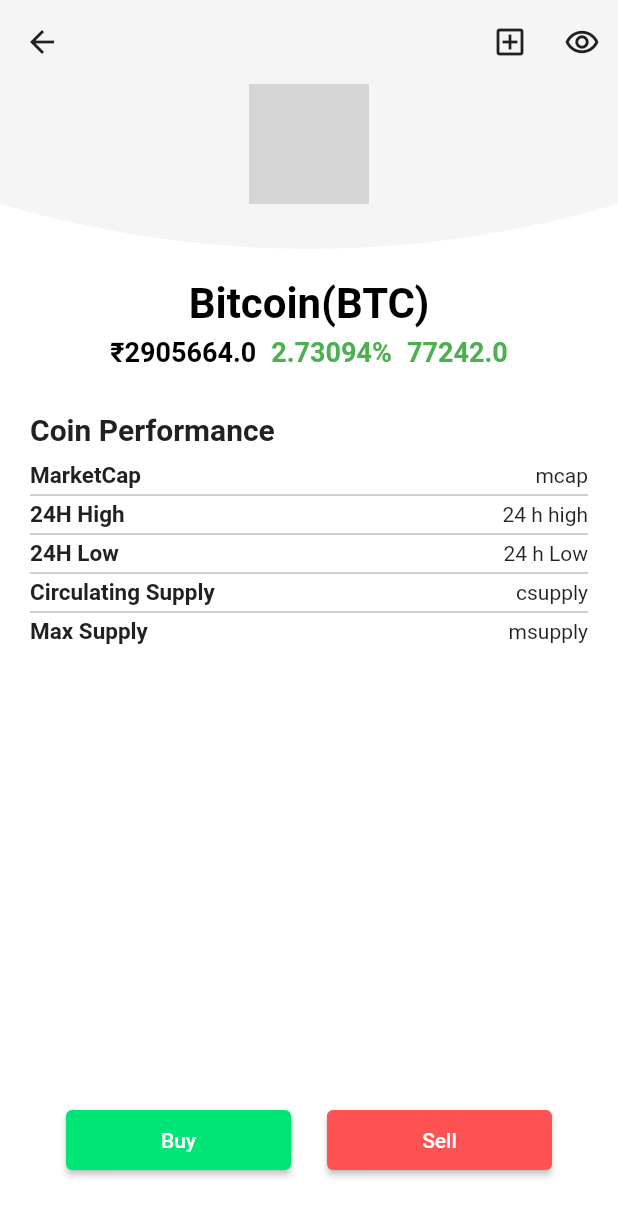
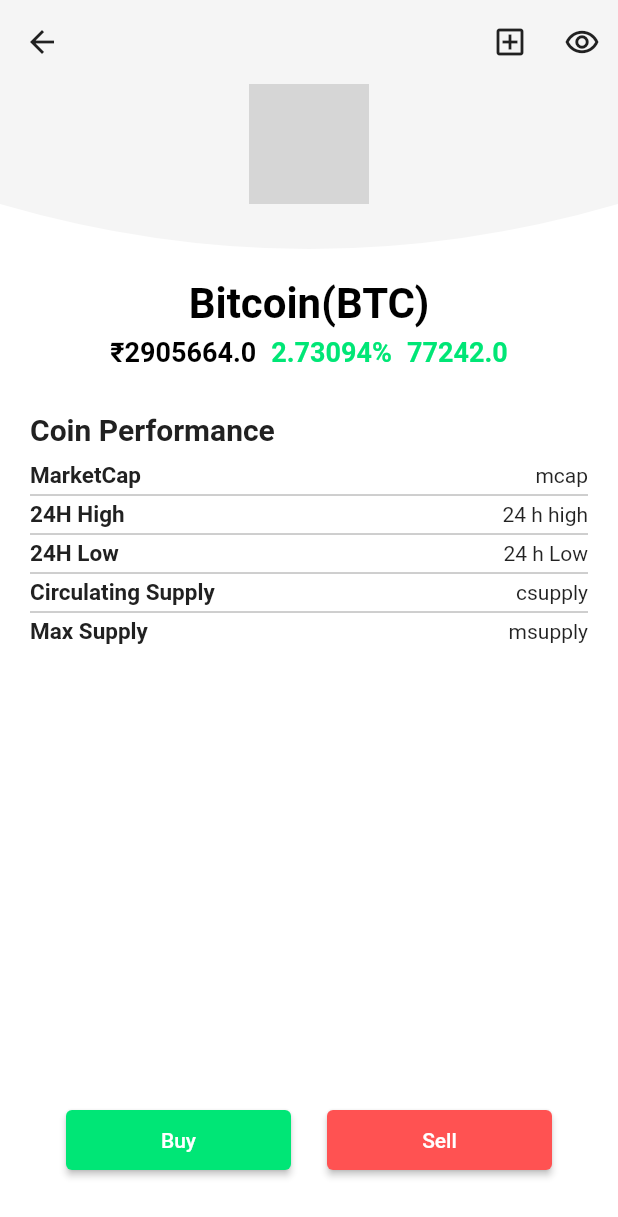
Before and after one commit to Anurag2405/Cryotoapp, a Flutter app: the screen it shows after launch, after a tap on "Bitcoin", on a phone screen of 412 x 824 dp. Shown: the top 1217 px of the screen. Run offline on Flutter 3.47's test engine with Material 2 defaults, Android fonts, the phone set to English and light mode, and no system bars; drawn by our look-alikes of velocity_x; our stand-ins replace flutter_spinkit; network calls fail; grey boxes are pictures that could not be loaded.

Commit message:
just a color change (trivial)

```diff
--- a/lib/pages/coinpage.dart
+++ b/lib/pages/coinpage.dart
@@ -85,7 +85,7 @@
                                 Text(
                                   '$changePercentage%',
                                   style: TextStyle(
-                                    color: changePercentage.toDouble() < 0 ? Colors.red : Colors.green,
+                                    color: changePercentage.toDouble() < 0 ? Colors.redAccent : Colors.greenAccent[400],
                                     fontWeight: FontWeight.bold,
                                     fontSize: 18.0,
                                   ),
@@ -94,7 +94,7 @@
                                 Text(
                                   '$change',
                                   style: TextStyle(
-                                    color: change.toDouble() < 0 ? Colors.red : Colors.green,
+                                    color: change.toDouble() < 0 ? Colors.redAccent : Colors.greenAccent[400],
                                     fontWeight: FontWeight.bold,
                                     fontSize: 18.0,
                                   ),
```
